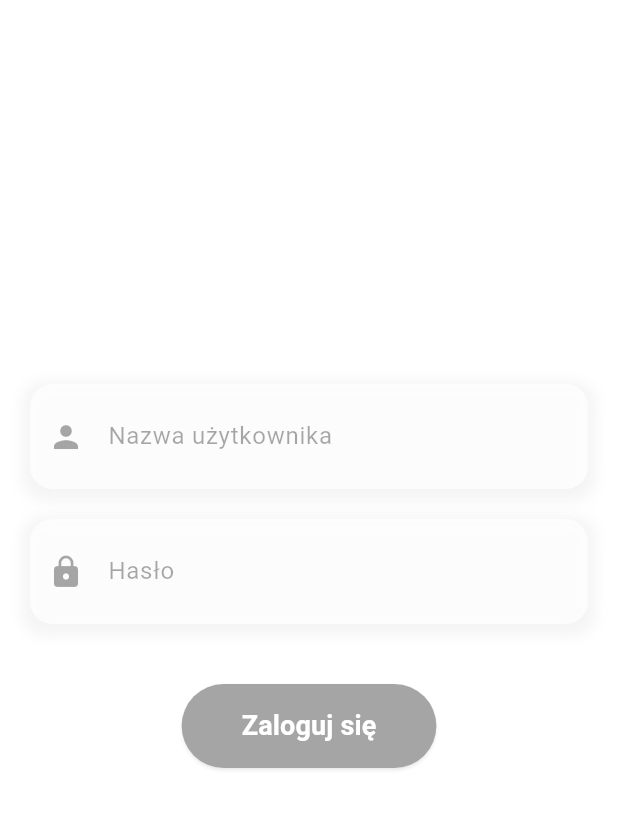
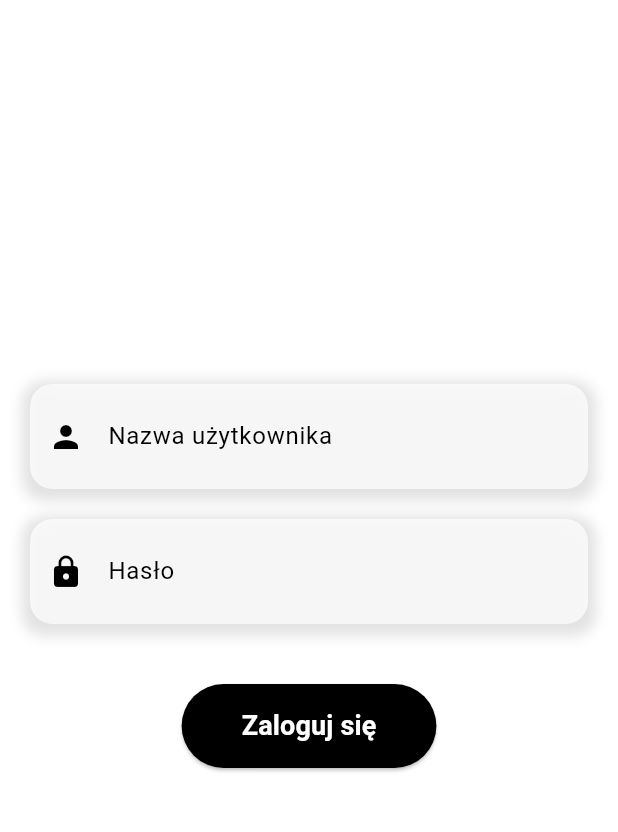
Before and after one commit to wermisek/HelpDeskFlutter, a Flutter app: the first screen one second after launch, on a phone screen of 412 x 824 dp, the part 84-916 px from its top. Run offline on Flutter 3.47's test engine with Material 3 defaults, Android fonts, the phone set to English and light mode, and no system bars; our stand-ins replace shelf; missing offline and left inert: shelf_router.

```diff
--- a/lib/login.dart
+++ b/lib/login.dart
@@ -55,37 +55,10 @@ class LoginPage extends StatefulWidget {
   _LoginPageState createState() => _LoginPageState();
 }
 
-class _LoginPageState extends State<LoginPage> with TickerProviderStateMixin {
+class _LoginPageState extends State<LoginPage> {
   final _usernameController = TextEditingController();
   final _passwordController = TextEditingController();
   final _formKey = GlobalKey<FormState>();
-
-  late AnimationController _controller;
-  late Animation<double> _animation;
-  late AnimationController _buttonController;
-  late Animation<Offset> _buttonAnimation;
-
-  @override
-  void initState() {
-    super.initState();
-    _controller = AnimationController(
-      duration: const Duration(milliseconds: 100),
-      vsync: this,
-    );
-    _animation = Tween<double>(begin: 0.0, end: 1.0).animate(_controller)
-      ..addListener(() {
-        setState(() {});
-      });
-    _controller.forward();
-
-    _buttonController = AnimationController(
-      duration: const Duration(milliseconds: 300),
-      vsync: this,
-    );
-    _buttonAnimation = Tween<Offset>(begin: Offset.zero, end: Offset(0.5, 0)).animate(
-      CurvedAnimation(parent: _buttonController, curve: Curves.easeInOut),
-    );
-  }
 
   Future<void> _login(BuildContext context) async {
     if (_formKey.currentState?.validate() ?? false) {
@@ -131,7 +104,6 @@ class _LoginPageState extends State<LoginPage> with TickerProviderStateMixin {
       }
     }
   }
-//komentarz
 
   void _showErrorDialog(BuildContext context, String title, String message) {
     showDialog(
@@ -153,8 +125,8 @@ class _LoginPageState extends State<LoginPage> with TickerProviderStateMixin {
 
   @override
   void dispose() {
-    _controller.dispose();
-    _buttonController.dispose();
+    _usernameController.dispose();
+    _passwordController.dispose();
     super.dispose();
   }
 
@@ -203,9 +175,6 @@ class _LoginPageState extends State<LoginPage> with TickerProviderStateMixin {
       body: Center(
         child: Padding(
           padding: const EdgeInsets.all(20.0),
-          child: AnimatedOpacity(
-            opacity: _animation.value,
-            duration: const Duration(seconds: 2),
           child: Form(
             key: _formKey,
             child: Column(
@@ -224,6 +193,7 @@ class _LoginPageState extends State<LoginPage> with TickerProviderStateMixin {
                   obscureText: true,
                   icon: Icons.lock,
                   isDarkMode: widget.isDarkMode,
+                  onFieldSubmitted: (_) => _login(context), // Logowanie po Enter
                 ),
                 SizedBox(height: 40),
                 ElevatedButton(
@@ -249,7 +219,6 @@ class _LoginPageState extends State<LoginPage> with TickerProviderStateMixin {
           ),
         ),
       ),
-      ),
     );
   }
 
@@ -259,6 +228,7 @@ class _LoginPageState extends State<LoginPage> with TickerProviderStateMixin {
     bool obscureText = false,
     required IconData icon,
     required bool isDarkMode,
+    Function(String)? onFieldSubmitted,
   }) {
     return AnimatedContainer(
       duration: Duration(milliseconds: 50),
@@ -291,6 +261,7 @@ class _LoginPageState extends State<LoginPage> with TickerProviderStateMixin {
           }
           return null;
         },
+        onFieldSubmitted: onFieldSubmitted, // Dodanie funkcji do obsługi Enter
       ),
     );
   }
```
Also changed, not shown: lib/admin_home_page.dart (+13 -0 lines). Lines whose indentation alone changed are shown as unchanged.
